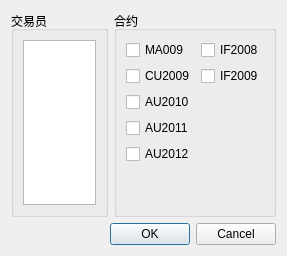
First picture: the form in setting_setmm.ui, repository ChengruiGu/CMF_Marketmaker, before the edit.
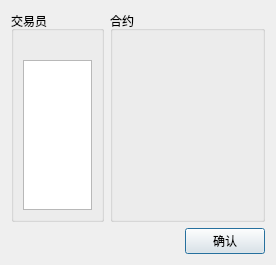
Second picture: the form after the edit.

```diff
--- a/setting_setmm.ui
+++ b/setting_setmm.ui
@@ -6,8 +6,8 @@
    <rect>
     <x>0</x>
     <y>0</y>
-    <width>287</width>
-    <height>256</height>
+    <width>276</width>
+    <height>265</height>
    </rect>
   </property>
   <property name="windowTitle">
@@ -18,12 +18,31 @@
     <layout class="QHBoxLayout" name="horizontalLayout">
      <item>
       <widget class="QGroupBox" name="groupBox">
+       <property name="maximumSize">
+        <size>
+         <width>93</width>
+         <height>16777215</height>
+        </size>
+       </property>
        <property name="title">
         <string>交易员</string>
        </property>
        <layout class="QVBoxLayout" name="verticalLayout">
+        <item>
+         <widget class="QLabel" name="label">
+          <property name="text">
+           <string/>
+          </property>
+         </widget>
+        </item>
         <item>
          <widget class="QListView" name="listView">
+          <property name="maximumSize">
+           <size>
+            <width>73</width>
+            <height>16777215</height>
+           </size>
+          </property>
           <property name="editTriggers">
            <set>QAbstractItemView::NoEditTriggers</set>
           </property>
@@ -37,55 +56,9 @@
        <property name="title">
         <string>合约</string>
        </property>
-       <layout class="QFormLayout" name="formLayout">
-        <item row="0" column="0">
-         <widget class="QCheckBox" name="checkBox">
-          <property name="text">
-           <string>MA009</string>
-          </property>
-         </widget>
-        </item>
-        <item row="0" column="1">
-         <widget class="QCheckBox" name="checkBox_6">
-          <property name="text">
-           <string>IF2008</string>
-          </property>
-         </widget>
-        </item>
-        <item row="1" column="0">
-         <widget class="QCheckBox" name="checkBox_2">
-          <property name="text">
-           <string>CU2009</string>
-          </property>
-         </widget>
-        </item>
-        <item row="1" column="1">
-         <widget class="QCheckBox" name="checkBox_7">
-          <property name="text">
-           <string>IF2009</string>
-          </property>
-         </widget>
-        </item>
-        <item row="2" column="0">
-         <widget class="QCheckBox" name="checkBox_3">
-          <property name="text">
-           <string>AU2010</string>
-          </property>
-         </widget>
-        </item>
-        <item row="3" column="0">
-         <widget class="QCheckBox" name="checkBox_4">
-          <property name="text">
-           <string>AU2011</string>
-          </property>
-         </widget>
-        </item>
-        <item row="4" column="0">
-         <widget class="QCheckBox" name="checkBox_5">
-          <property name="text">
-           <string>AU2012</string>
-          </property>
-         </widget>
+       <layout class="QHBoxLayout" name="horizontalLayout_2">
+        <item>
+         <layout class="QFormLayout" name="formLayout"/>
         </item>
        </layout>
       </widget>
@@ -93,14 +66,28 @@
     </layout>
    </item>
    <item>
-    <widget class="QDialogButtonBox" name="buttonBox">
-     <property name="orientation">
-      <enum>Qt::Horizontal</enum>
-     </property>
-     <property name="standardButtons">
-      <set>QDialogButtonBox::Cancel|QDialogButtonBox::Ok</set>
-     </property>
-    </widget>
+    <layout class="QHBoxLayout" name="horizontalLayout_3">
+     <item>
+      <spacer name="horizontalSpacer">
+       <property name="orientation">
+        <enum>Qt::Horizontal</enum>
+       </property>
+       <property name="sizeHint" stdset="0">
+        <size>
+         <width>40</width>
+         <height>20</height>
+        </size>
+       </property>
+      </spacer>
+     </item>
+     <item>
+      <widget class="QPushButton" name="pushButton">
+       <property name="text">
+        <string>确认</string>
+       </property>
+      </widget>
+     </item>
+    </layout>
    </item>
   </layout>
  </widget>
```
Left out of the diff: 35 changed lines with no effect on the pictures.
